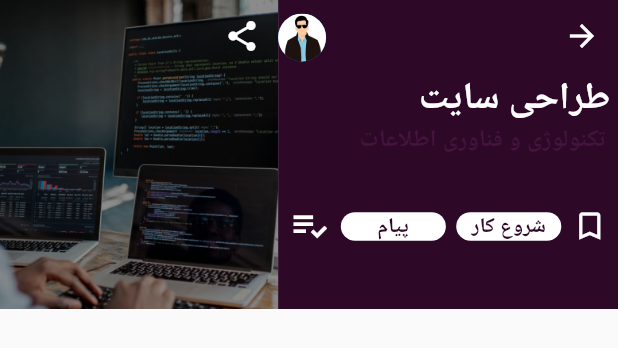
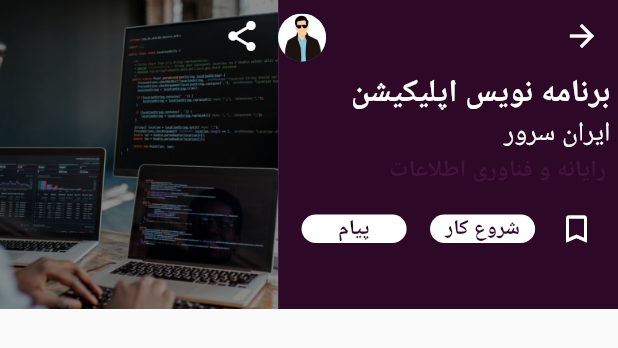
Before and after one commit to Mahdeei/Stube-application, a Flutter app: the HeadersItems widget shown alone on an empty page, opened directly, on a phone screen of 412 x 824 dp. Shown: the top 348 px of the screen. Run offline on Flutter 3.47's test engine with Material 2 defaults, Android fonts, the phone set to English and light mode, and no system bars; our stand-ins replace carousel_slider.

Commit message:
update KaPage

```diff
--- a/lib/KaPage.dart
+++ b/lib/KaPage.dart
@@ -161,19 +161,20 @@ class HeadersItems extends StatelessWidget {
                   ),
                   new Align(alignment: Alignment.topRight,
                     child: new Padding(padding: const EdgeInsets.only(right: 5.0),
-                      child: new Text('طراحی سایت',overflow: TextOverflow.ellipsis,maxLines: 1,
-                        style: TextStyle(fontSize: 25.0,fontWeight: FontWeight.bold,color: Colors.white),),),),
+                      child: new Text('برنامه نویس اپلیکیشن',overflow: TextOverflow.ellipsis,maxLines: 1,
+                        style: TextStyle(fontSize: 21.0,fontWeight: FontWeight.bold,color: Colors.white),),),),
+                  new Align(alignment: Alignment.topRight,
+                    child: new Padding(padding: const EdgeInsets.only(right: 5.0),
+                      child: new Text('ایران سرور',overflow: TextOverflow.ellipsis,maxLines: 1,
+                        style: TextStyle(fontSize: 18.0,color: Colors.white),),),),
                   new Align(alignment: Alignment.topRight,
                       child: new Padding(padding: const EdgeInsets.only(right: 8.0),
-                        child: new Text('تکنولوژی و فناوری اطلاعات',overflow: TextOverflow.ellipsis,maxLines: 1,
+                        child: new Text('رایانه و فناوری اطلاعات',overflow: TextOverflow.ellipsis,maxLines: 1,
                           style: TextStyle(fontSize: 16.0,fontWeight: FontWeight.bold,color: Color(0xff44143E),),),)),
-                  new SizedBox(height: phonesize.height*0.04,),
+                  new SizedBox(height: phonesize.height*0.02,),
                   new Align(alignment: Alignment.bottomCenter,
                     child: new Row(mainAxisAlignment: MainAxisAlignment.spaceEvenly,
                       children: <Widget>[
-                        new GestureDetector(
-                          child: Icon(Icons.playlist_add_check,color: Colors.white,size: 28.0,),
-                        ),
                         new GestureDetector(
                           child: new Container(decoration: BoxDecoration(color: Colors.white,
                               borderRadius: BorderRadius.all(Radius.circular(20.0))),
```
